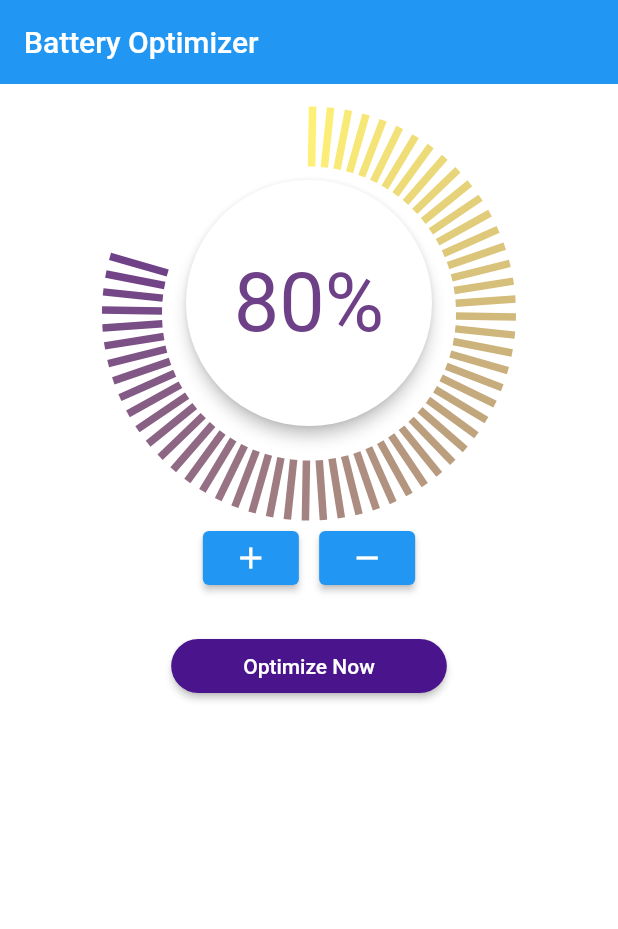
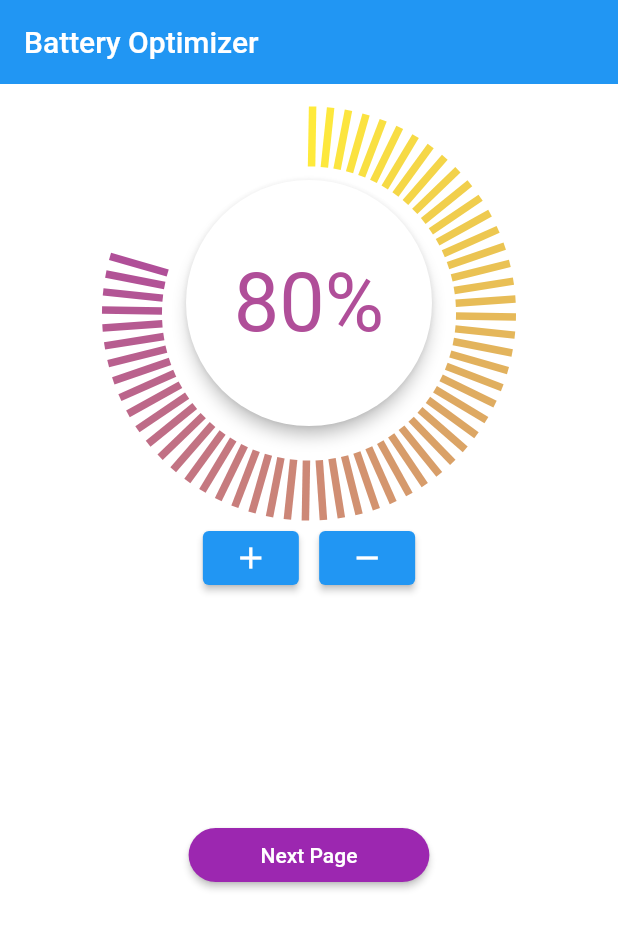
Before and after one commit to Flutter-Team-hokaiG/optimizer, a Flutter app: the screen it shows after launch, on a phone screen of 412 x 824 dp. Shown: the top 929 px of the screen. Run offline on Flutter 3.47's test engine with Material 2 defaults, Android fonts, the phone set to English and light mode, and no system bars.

Commit message:
NextPageボタンに変更

```diff
--- a/lib/main.dart
+++ b/lib/main.dart
@@ -3,12 +3,9 @@ import 'dart:math'; // 後でインジケータの実装に使う
 import 'dart:ui';
 import 'package:flutter/material.dart';
 
-const kColorPurple = Color(0xFF4A148C);
-const kColorPink = Color(0xFFFFF176);
-const kColorIndicatorBegin = kColorPink;
-const kColorIndicatorEnd = kColorPurple;
-const kColorTitle = Color(0xFF616161);
-const kColorText = Color(0xFF9E9E9E);
+const kColorIndicatorBegin = Colors.yellow;
+const kColorIndicatorEnd = Colors.purple;
+const kColorTitle = Colors.black87;
 const kElevation = 4.0;
 
 void main() {
@@ -22,7 +19,7 @@ class MyApp extends StatelessWidget {
       debugShowCheckedModeBanner: false,
       title: 'Flutter Demo',
       theme: ThemeData.light().copyWith(
-        primaryColor: Colors.white,
+        primaryColor: Colors.blue,
         primaryTextTheme: TextTheme(
           headline6: TextStyle(color: kColorTitle),
         ),
@@ -50,7 +47,7 @@ class BatteryOptimizerPage extends StatelessWidget {
           child: Column(
             children: [
               BatteryLevelIndicator(),
-              OptimizeNow(),
+              NextPage(),
             ],
           ),
         ),
@@ -228,21 +225,21 @@ class _BatteryLevelIndicatorState extends State<BatteryLevelIndicator> {
   }
 }
 
-class OptimizeNow extends StatelessWidget {
+class NextPage extends StatelessWidget {
   @override
   Widget build(BuildContext context) {
     return Padding(
-      padding: EdgeInsets.symmetric(vertical: 24),
+      padding: EdgeInsets.symmetric(vertical: 150),
       child: ElevatedButton(
         style: ElevatedButton.styleFrom(
-          primary: kColorPurple,
+          primary: kColorIndicatorEnd,
           padding: EdgeInsets.symmetric(horizontal: 48),
           shape: RoundedRectangleBorder(
             borderRadius: BorderRadius.circular(24),
           ),
         ),
         onPressed: () {},
-        child: Text('Optimize Now', style: TextStyle(color: Colors.white)),
+        child: Text('Next Page', style: TextStyle(color: Colors.white)),
       ),
     );
   }
```
